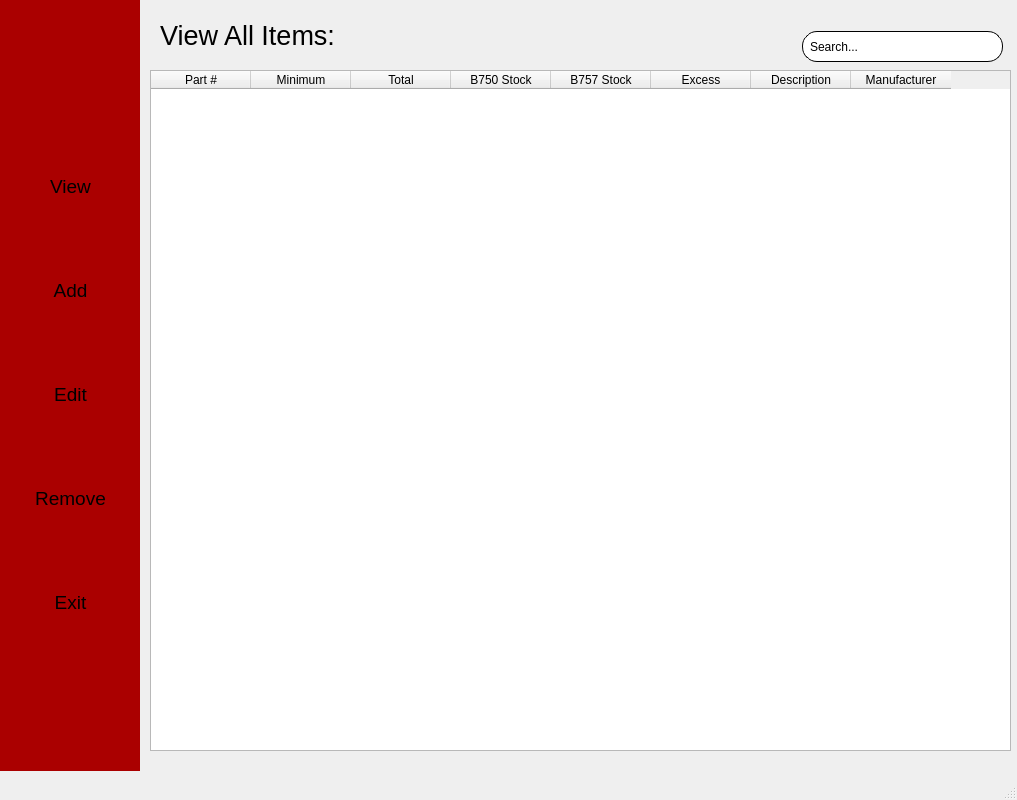
Before: the Qt Designer form stock_manager/ui/stock_manager.ui in pcdshub/stock-management, drawn with Qt 5.
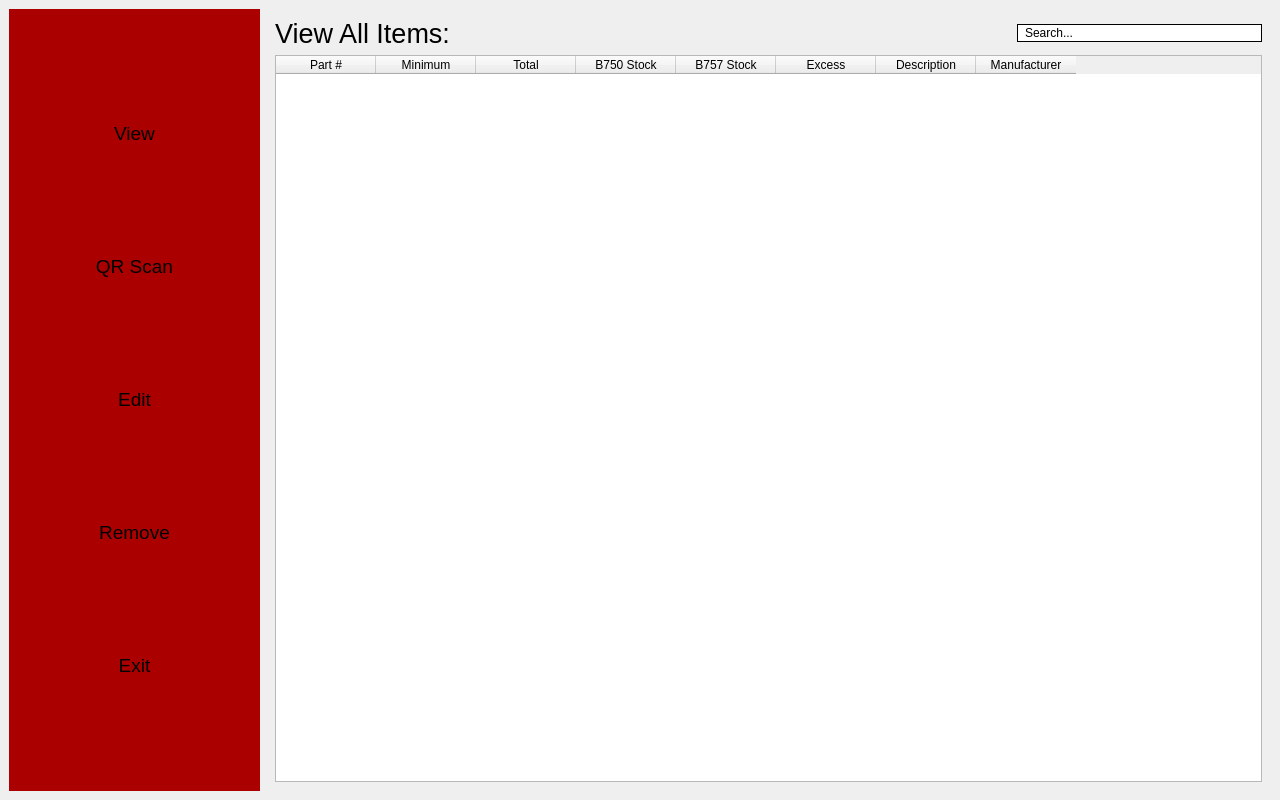
After: the same form once the commit is applied. Icons and pictures are not drawn.

Patch:
```diff
--- a/stock_manager/ui/stock_manager.ui
+++ b/stock_manager/ui/stock_manager.ui
@@ -9,10 +9,22 @@
    <rect>
     <x>0</x>
     <y>0</y>
-    <width>1017</width>
+    <width>1280</width>
     <height>800</height>
    </rect>
   </property>
+  <property name="sizePolicy">
+   <sizepolicy hsizetype="Expanding" vsizetype="Expanding">
+    <horstretch>0</horstretch>
+    <verstretch>0</verstretch>
+   </sizepolicy>
+  </property>
+  <property name="minimumSize">
+   <size>
+    <width>800</width>
+    <height>500</height>
+   </size>
+  </property>
   <property name="windowTitle">
    <string>PAGE | SLAC Inventory Management Application</string>
   </property>
@@ -24,28 +36,151 @@
    <string notr="true"/>
   </property>
   <widget class="QWidget" name="centralwidget">
+   <property name="sizePolicy">
+    <sizepolicy hsizetype="Expanding" vsizetype="Expanding">
+     <horstretch>0</horstretch>
+     <verstretch>0</verstretch>
+    </sizepolicy>
+   </property>
+   <layout class="QHBoxLayout" name="horizontalLayout_2" stretch="1,4">
+    <property name="sizeConstraint">
+     <enum>QLayout::SetMaximumSize</enum>
+    </property>
+    <item>
+     <widget class="QWidget" name="sideUI" native="true">
+      <property name="styleSheet">
+       <string notr="true">#sideUI {
+	background-color: rgb(170, 0, 0);
+}</string>
+      </property>
+      <layout class="QVBoxLayout" name="verticalLayout">
+       <item>
+        <widget class="QPushButton" name="view_btn">
+         <property name="font">
+          <font>
+           <pointsize>14</pointsize>
+          </font>
+         </property>
+         <property name="styleSheet">
+          <string notr="true">QPushButton {
+	border-radius: 15;
+}
+QPushButton:hover {
+	color: grey;
+}</string>
+         </property>
+         <property name="text">
+          <string>View</string>
+         </property>
+        </widget>
+       </item>
+       <item>
+        <widget class="QPushButton" name="qr_btn">
+         <property name="font">
+          <font>
+           <pointsize>14</pointsize>
+           <weight>50</weight>
+           <bold>false</bold>
+          </font>
+         </property>
+         <property name="styleSheet">
+          <string notr="true">QPushButton {
+	border-radius: 15;
+}
+QPushButton:hover {
+	color: grey;
+}</string>
+         </property>
+         <property name="text">
+          <string>QR Scan</string>
+         </property>
+        </widget>
+       </item>
+       <item>
+        <widget class="QPushButton" name="edit_btn">
+         <property name="font">
+          <font>
+           <pointsize>14</pointsize>
+           <weight>50</weight>
+           <bold>false</bold>
+          </font>
+         </property>
+         <property name="styleSheet">
+          <string notr="true">QPushButton {
+	border-radius: 15;
+}
+QPushButton:hover {
+	color: grey;
+}</string>
+         </property>
+         <property name="text">
+          <string>Edit</string>
+         </property>
+        </widget>
+       </item>
+       <item>
+        <widget class="QPushButton" name="remove_btn">
+         <property name="font">
+          <font>
+           <pointsize>14</pointsize>
+           <weight>50</weight>
+           <bold>false</bold>
+          </font>
+         </property>
+         <property name="styleSheet">
+          <string notr="true">QPushButton {
+	border-radius: 15;
+}
+QPushButton:hover {
+	color: grey;
+}</string>
+         </property>
+         <property name="text">
+          <string>Remove</string>
+         </property>
+        </widget>
+       </item>
+       <item>
+        <widget class="QPushButton" name="exit_btn">
+         <property name="font">
+          <font>
+           <pointsize>14</pointsize>
+           <weight>50</weight>
+           <bold>false</bold>
+          </font>
+         </property>
+         <property name="styleSheet">
+          <string notr="true">QPushButton {
+	border-radius: 15;
+}
+QPushButton:hover {
+	color: grey;
+}</string>
+         </property>
+         <property name="text">
+          <string>Exit</string>
+         </property>
+        </widget>
+       </item>
+      </layout>
+     </widget>
+    </item>
+    <item>
    <widget class="QStackedWidget" name="screens">
-    <property name="geometry">
-     <rect>
-      <x>140</x>
-      <y>0</y>
-      <width>871</width>
-      <height>751</height>
-     </rect>
-    </property>
     <property name="currentIndex">
      <number>0</number>
     </property>
-    <widget class="QWidget" name="page">
+      <widget class="QWidget" name="view_page">
+       <layout class="QGridLayout" name="gridLayout_2">
+        <item row="0" column="0">
+         <layout class="QVBoxLayout" name="view_verticalLayout">
+          <item>
+           <layout class="QHBoxLayout" name="horizontalLayout" stretch="3,1">
+            <property name="sizeConstraint">
+             <enum>QLayout::SetNoConstraint</enum>
+            </property>
+            <item>
      <widget class="QLabel" name="label">
-      <property name="geometry">
-       <rect>
-        <x>20</x>
-        <y>20</y>
-        <width>221</width>
-        <height>31</height>
-       </rect>
-      </property>
       <property name="font">
        <font>
         <pointsize>20</pointsize>
@@ -55,14 +190,49 @@
        <string>View All Items:</string>
       </property>
      </widget>
+            </item>
+            <item>
+             <widget class="QLineEdit" name="search_lineEdit">
+              <property name="sizePolicy">
+               <sizepolicy hsizetype="Expanding" vsizetype="Fixed">
+                <horstretch>0</horstretch>
+                <verstretch>0</verstretch>
+               </sizepolicy>
+              </property>
+              <property name="styleSheet">
+               <string notr="true">border: 1px solid black;
+border-radius: 12px;
+padding-left: 5%;</string>
+              </property>
+              <property name="text">
+               <string>Search...</string>
+              </property>
+             </widget>
+            </item>
+           </layout>
+          </item>
+          <item>
      <widget class="QTableWidget" name="tableWidget">
-      <property name="geometry">
-       <rect>
-        <x>10</x>
-        <y>70</y>
-        <width>861</width>
-        <height>681</height>
-       </rect>
+            <property name="sizePolicy">
+             <sizepolicy hsizetype="Expanding" vsizetype="Expanding">
+              <horstretch>0</horstretch>
+              <verstretch>0</verstretch>
+             </sizepolicy>
+            </property>
+            <property name="maximumSize">
+             <size>
+              <width>16777215</width>
+              <height>16777215</height>
+             </size>
+            </property>
+            <property name="showGrid">
+             <bool>true</bool>
+            </property>
+            <property name="sortingEnabled">
+             <bool>true</bool>
+            </property>
+            <property name="rowCount">
+             <number>0</number>
       </property>
       <column>
        <property name="text">
@@ -105,155 +275,15 @@
        </property>
       </column>
      </widget>
-     <widget class="QLineEdit" name="search_lineEdit">
-      <property name="geometry">
-       <rect>
-        <x>662</x>
-        <y>31</y>
-        <width>201</width>
-        <height>31</height>
-       </rect>
-      </property>
-      <property name="styleSheet">
-       <string notr="true">#search_lineEdit {
-border: 1px solid black;
-border-radius: 15px;
-padding-left: 5%;
-}</string>
-      </property>
-      <property name="text">
-       <string>Search...</string>
-      </property>
-     </widget>
-    </widget>
-    <widget class="QWidget" name="page_2">
-     <widget class="QLabel" name="label_2">
-      <property name="geometry">
-       <rect>
-        <x>390</x>
-        <y>200</y>
-        <width>55</width>
-        <height>16</height>
-       </rect>
-      </property>
-      <property name="text">
-       <string>page 2</string>
-      </property>
-     </widget>
-    </widget>
-   </widget>
-   <widget class="QWidget" name="sideUI" native="true">
-    <property name="geometry">
-     <rect>
-      <x>0</x>
-      <y>0</y>
-      <width>140</width>
-      <height>771</height>
-     </rect>
-    </property>
-    <property name="styleSheet">
-     <string notr="true">#sideUI {
-	background-color: rgb(170, 0, 0);
-}</string>
-    </property>
-    <widget class="QWidget" name="verticalLayoutWidget">
-     <property name="geometry">
-      <rect>
-       <x>0</x>
-       <y>100</y>
-       <width>141</width>
-       <height>591</height>
-      </rect>
-     </property>
-     <layout class="QVBoxLayout" name="vertical_box">
-      <item>
-       <widget class="QPushButton" name="view_btn">
-        <property name="font">
-         <font>
-          <pointsize>14</pointsize>
-          <weight>50</weight>
-          <bold>false</bold>
-         </font>
-        </property>
-        <property name="styleSheet">
-         <string notr="true">border-radius: 15;</string>
-        </property>
-        <property name="text">
-         <string>View</string>
-        </property>
-       </widget>
-      </item>
-      <item>
-       <widget class="QPushButton" name="add_btn">
-        <property name="font">
-         <font>
-          <pointsize>14</pointsize>
-          <weight>50</weight>
-          <bold>false</bold>
-         </font>
-        </property>
-        <property name="styleSheet">
-         <string notr="true">border-radius: 15;</string>
-        </property>
-        <property name="text">
-         <string>Add</string>
-        </property>
-       </widget>
-      </item>
-      <item>
-       <widget class="QPushButton" name="edit_btn">
-        <property name="font">
-         <font>
-          <pointsize>14</pointsize>
-          <weight>50</weight>
-          <bold>false</bold>
-         </font>
-        </property>
-        <property name="styleSheet">
-         <string notr="true">border-radius: 15;</string>
-        </property>
-        <property name="text">
-         <string>Edit</string>
-        </property>
-       </widget>
-      </item>
-      <item>
-       <widget class="QPushButton" name="remove_btn">
-        <property name="font">
-         <font>
-          <pointsize>14</pointsize>
-          <weight>50</weight>
-          <bold>false</bold>
-         </font>
-        </property>
-        <property name="styleSheet">
-         <string notr="true">border-radius: 15;</string>
-        </property>
-        <property name="text">
-         <string>Remove</string>
-        </property>
-       </widget>
-      </item>
-      <item>
-       <widget class="QPushButton" name="exit_btn">
-        <property name="font">
-         <font>
-          <pointsize>14</pointsize>
-          <weight>50</weight>
-          <bold>false</bold>
-         </font>
-        </property>
-        <property name="styleSheet">
-         <string notr="true">border-radius: 15;</string>
-        </property>
-        <property name="text">
-         <string>Exit</string>
-        </property>
-       </widget>
-      </item>
-     </layout>
-    </widget>
-   </widget>
+          </item>
+         </layout>
+        </item>
+       </layout>
+      </widget>
+      <widget class="QWidget" name="qr_page"/>
+     </widget>
+    </item>
+   </layout>
   </widget>
   <widget class="QMenuBar" name="menubar">
    <property name="geometry">
@@ -265,7 +295,6 @@
     </rect>
    </property>
   </widget>
-  <widget class="QStatusBar" name="statusbar"/>
  </widget>
  <resources/>
  <connections/>
```
Left out of the diff: 6 changed lines with no effect on the pictures. Lines whose indentation alone changed are shown as unchanged.
